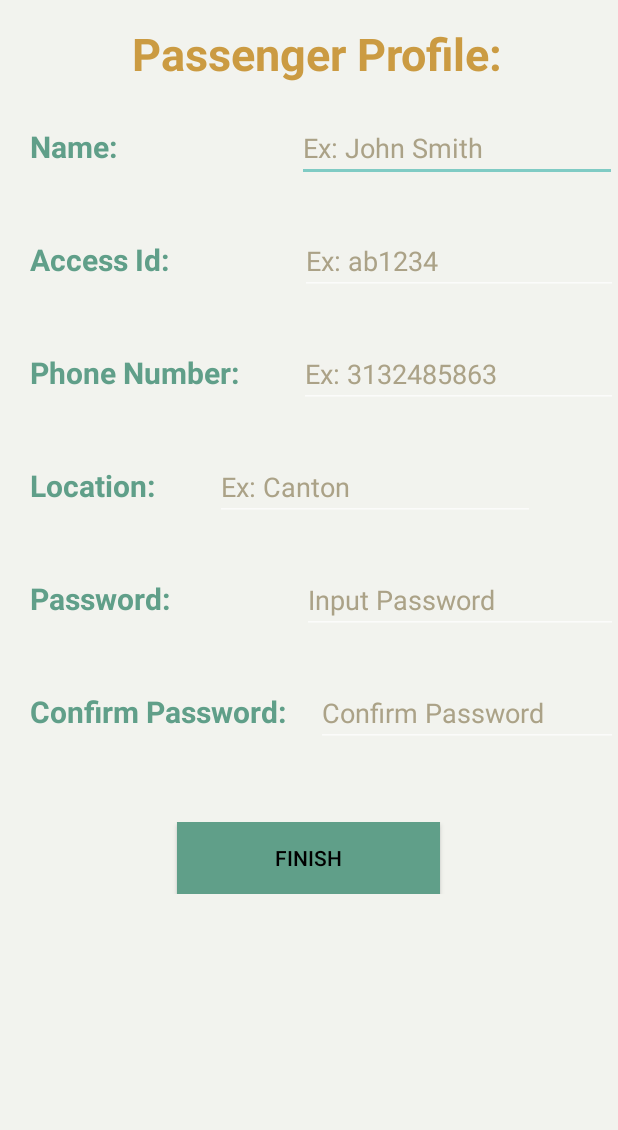
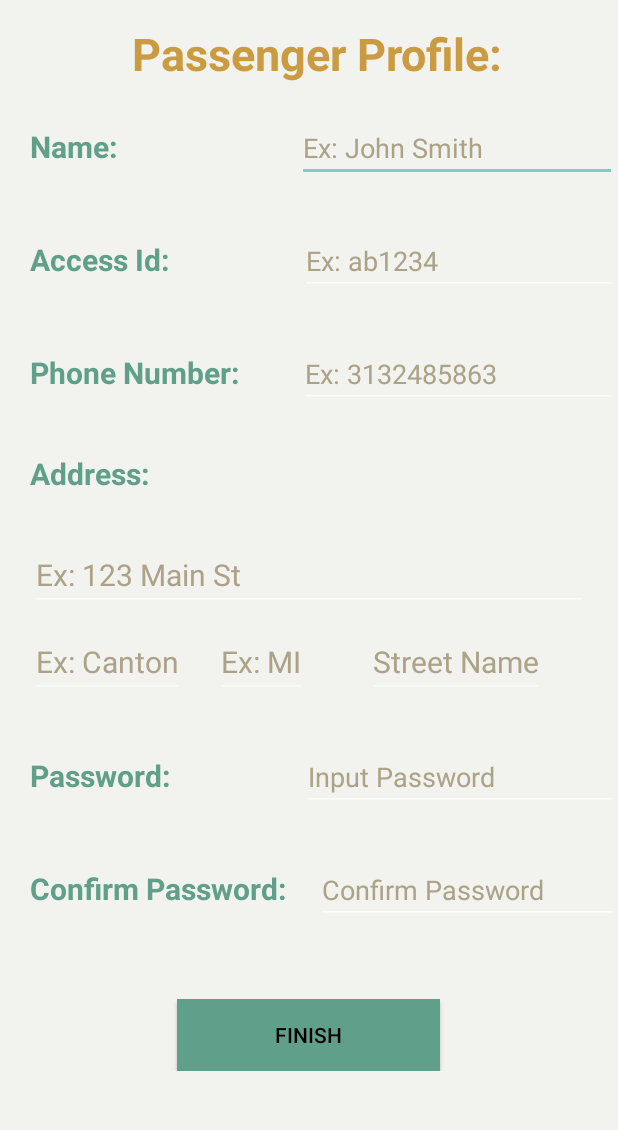
Before and after one commit to WSU-4110/CarpoolingApp, an Android app: the PassengerProfile screen opened directly, with no data from a screen before it, after a tap on "FINISH", on a phone screen of 412 x 824 dp, the part 84-1214 px from its top. Run offline under Robolectric (Android 15) with nearby library versions, the phone set to English and light mode, and no system bars; our stand-ins replace Volley; network calls fail.

Commit message:
register with street address

```diff
--- a/WarriorsOnWheels/app/src/main/java/com/example/warriorsonwheels/PassengerProfile.java
+++ b/WarriorsOnWheels/app/src/main/java/com/example/warriorsonwheels/PassengerProfile.java
@@ -27,14 +27,10 @@ import java.util.Map;
 
 public class PassengerProfile extends AppCompatActivity implements View.OnClickListener {
 
-    private LinearLayout NameLayout;
-    private LinearLayout AccessLayout;
-    private LinearLayout NumberLayout;
-    private LinearLayout LocationLayout;
     //private Button CreateDriveProf;
     private Button finishPassProf;
     // private TextView Name,accessId, phoneNumber, location;
-    private EditText nameInp, idInput, numberInput, pw, confirmPW, location;
+    private EditText nameInp, idInput, numberInput, pw, confirmPW, street, city, state, zip;
     private Toolbar tbrMain;
 
     @Override
@@ -54,12 +50,11 @@ public class PassengerProfile extends AppCompatActivity implements View.OnClickL
         nameInp = (EditText) findViewById(R.id.Name);
         idInput = (EditText) findViewById(R.id.accessID);
         numberInput = (EditText) findViewById(R.id.PhoneNumber);
-        //locationInput = (EditText) findViewById(R.id.Location);
 
-        location = (EditText) findViewById(R.id.locationInput);
-        //city = (EditText) findViewById(R.id.city);
-        //state = (EditText) findViewById(R.id.state);
-        //zip = (EditText) findViewById(R.id.zip);
+        street = (EditText) findViewById(R.id.street);
+        city = (EditText) findViewById(R.id.city);
+        state = (EditText) findViewById(R.id.state);
+        zip = (EditText) findViewById(R.id.zip);
         pw = (EditText)findViewById(R.id.pw);
         confirmPW = (EditText)findViewById(R.id.confirmpw);
 
@@ -121,7 +116,10 @@ public class PassengerProfile extends AppCompatActivity implements View.OnClickL
         jsonParams.put("access_id",idInput.getText().toString());
         jsonParams.put("password",pw.getText().toString());
         jsonParams.put("phone_number",numberInput.getText().toString());
-        jsonParams.put("location",location.getText().toString());
+        jsonParams.put("street",street.getText().toString());
+        jsonParams.put("city",city.getText().toString());
+        jsonParams.put("state",state.getText().toString());
+        jsonParams.put("zip",zip.getText().toString());
 
         JsonObjectRequest postRequest = new JsonObjectRequest(Request.Method.POST, url, new JSONObject(jsonParams), new Response.Listener<JSONObject>() {
             @Override
--- a/WarriorsOnWheels/app/src/main/res/layout/passengerprofile.xml
+++ b/WarriorsOnWheels/app/src/main/res/layout/passengerprofile.xml
@@ -146,23 +146,78 @@
                 android:layout_width="wrap_content"
                 android:layout_height="wrap_content"
                 android:layout_marginLeft="20dp"
-                android:text="Location:"
+                android:text="Address:"
                 android:textColor="@color/heading_2"
                 android:textSize="20sp"
                 android:textStyle="bold" />
 
+        </LinearLayout>
+
+        <LinearLayout
+            android:id="@+id/streetName"
+            android:layout_width="match_parent"
+            android:layout_height="wrap_content"
+            android:orientation="horizontal"
+            android:layout_marginTop="30dp">
+
+
             <EditText
-                android:id="@+id/locationInput"
+                android:id="@+id/street"
+                android:layout_width="match_parent"
+                android:layout_height="wrap_content"
+                android:layout_marginLeft="20dp"
+                android:layout_marginRight="20dp"
+                android:hint="Ex: 123 Main St"
+                android:textColorHint="@color/textHint"
+                android:textColor="@color/text"
+                android:textSize="20sp" />
+
+        </LinearLayout>
+
+        <Space
+            android:layout_width="wrap_content"
+            android:layout_height="10dp" />
+
+        <LinearLayout
+            android:id="@+id/addressLayout"
+            android:layout_width="match_parent"
+            android:layout_height="wrap_content"
+            android:orientation="horizontal">
+
+
+            <EditText
+                android:id="@+id/city"
                 android:layout_width="wrap_content"
                 android:layout_height="wrap_content"
-                android:layout_marginLeft="40dp"
-                android:ems="10"
+                android:layout_marginLeft="20dp"
                 android:hint="Ex: Canton"
-                android:inputType="textPostalAddress"
+                android:textColorHint="@color/textHint"
                 android:textColor="@color/text"
+                android:textSize="20sp" />
+
+            <EditText
+                android:id="@+id/state"
+                android:layout_width="wrap_content"
+                android:layout_height="wrap_content"
+                android:layout_marginLeft="20dp"
+                android:layout_marginRight="20dp"
+                android:hint="Ex: MI"
+                android:maxLength="2"
                 android:textColorHint="@color/textHint"
-                app:layout_constraintStart_toStartOf="parent"
-                app:layout_constraintTop_toTopOf="parent" />
+                android:textColor="@color/text"
+                android:textSize="20sp" />
+
+            <EditText
+                android:id="@+id/zip"
+                android:layout_width="wrap_content"
+                android:layout_height="wrap_content"
+                android:layout_marginLeft="20dp"
+                android:layout_marginRight="20dp"
+                android:hint="Street Name"
+                android:maxLength="5"
+                android:textColorHint="@color/textHint"
+                android:textColor="@color/text"
+                android:textSize="20sp" />
 
         </LinearLayout>
 
```
